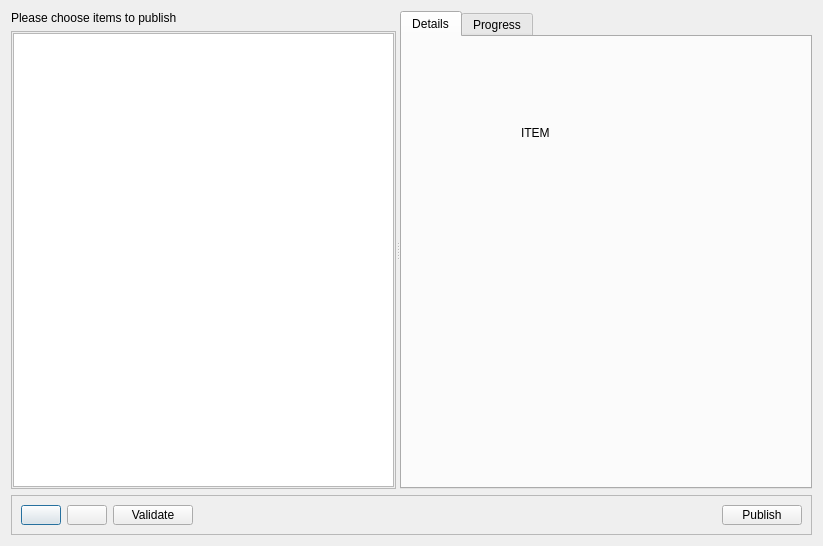
First picture: the form in resources/dialog.ui, repository shotgunsoftware/tk-multi-publish2, before the edit.
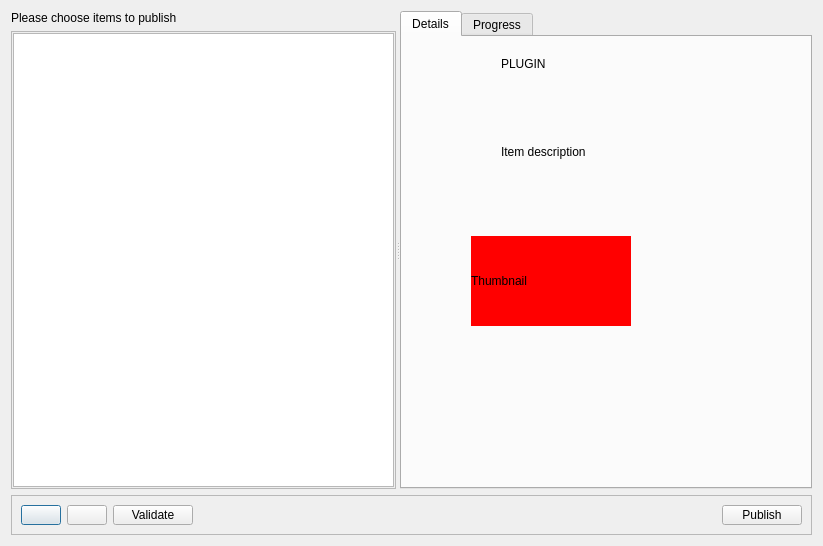
Second picture: the form after the edit. The open tabs and pages were chosen to show the change. Icons and pictures are not drawn. Custom widgets are drawn as their Qt base class.

Commit message: basic details UI

Diff of the .ui file:
```diff
--- a/resources/dialog.ui
+++ b/resources/dialog.ui
@@ -130,17 +130,83 @@
            </widget>
           </widget>
           <widget class="QWidget" name="details_item">
+           <widget class="QLabel" name="item_description">
+            <property name="geometry">
+             <rect>
+              <x>90</x>
+              <y>50</y>
+              <width>271</width>
+              <height>111</height>
+             </rect>
+            </property>
+            <property name="text">
+             <string>Item description</string>
+            </property>
+            <property name="wordWrap">
+             <bool>true</bool>
+            </property>
+           </widget>
+           <widget class="QLabel" name="item_icon">
+            <property name="geometry">
+             <rect>
+              <x>10</x>
+              <y>10</y>
+              <width>60</width>
+              <height>60</height>
+             </rect>
+            </property>
+            <property name="minimumSize">
+             <size>
+              <width>60</width>
+              <height>60</height>
+             </size>
+            </property>
+            <property name="maximumSize">
+             <size>
+              <width>60</width>
+              <height>60</height>
+             </size>
+            </property>
+            <property name="text">
+             <string/>
+            </property>
+            <property name="scaledContents">
+             <bool>true</bool>
+            </property>
+           </widget>
+           <widget class="QLabel" name="item_name">
+            <property name="geometry">
+             <rect>
+              <x>90</x>
+              <y>10</y>
+              <width>261</width>
+              <height>16</height>
+             </rect>
+            </property>
+            <property name="text">
+             <string>PLUGIN</string>
+            </property>
+           </widget>
            <widget class="QLabel" name="label_5">
             <property name="geometry">
              <rect>
-              <x>110</x>
-              <y>80</y>
-              <width>56</width>
-              <height>13</height>
+              <x>60</x>
+              <y>190</y>
+              <width>160</width>
+              <height>90</height>
              </rect>
             </property>
+            <property name="minimumSize">
+             <size>
+              <width>160</width>
+              <height>90</height>
+             </size>
+            </property>
+            <property name="styleSheet">
+             <string notr="true">background-color:red</string>
+            </property>
             <property name="text">
-             <string>ITEM</string>
+             <string>Thumbnail</string>
             </property>
            </widget>
           </widget>
```
Left out of the diff: 138 changed lines with no effect on the pictures. The commit also changes 4 other files.
